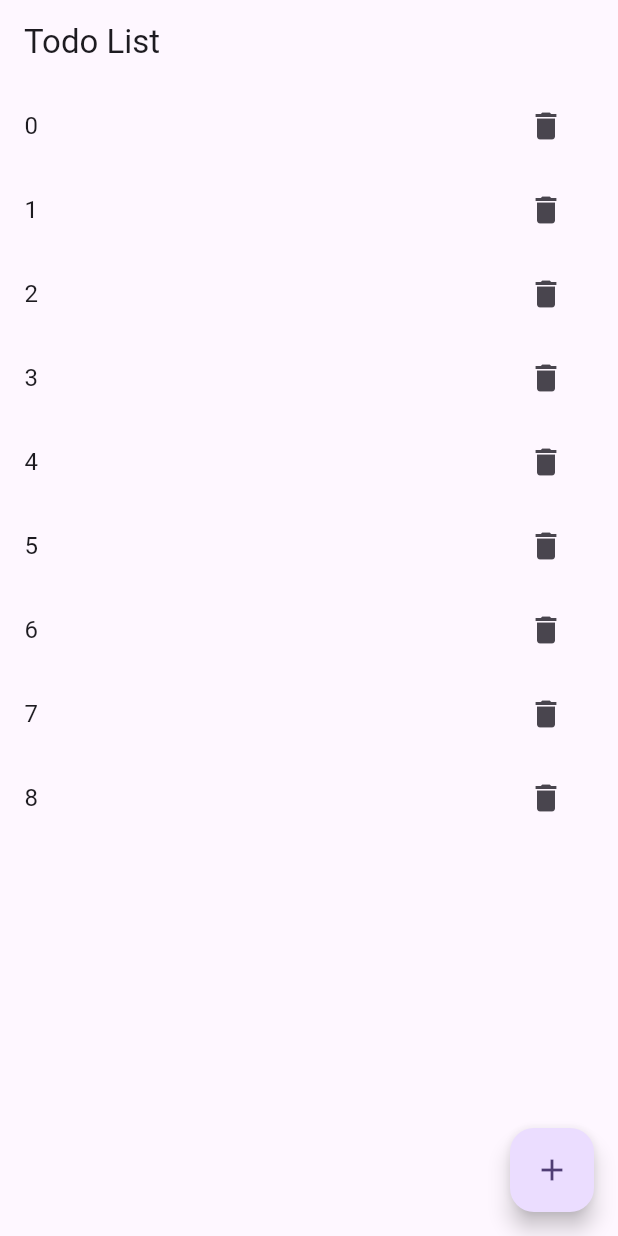
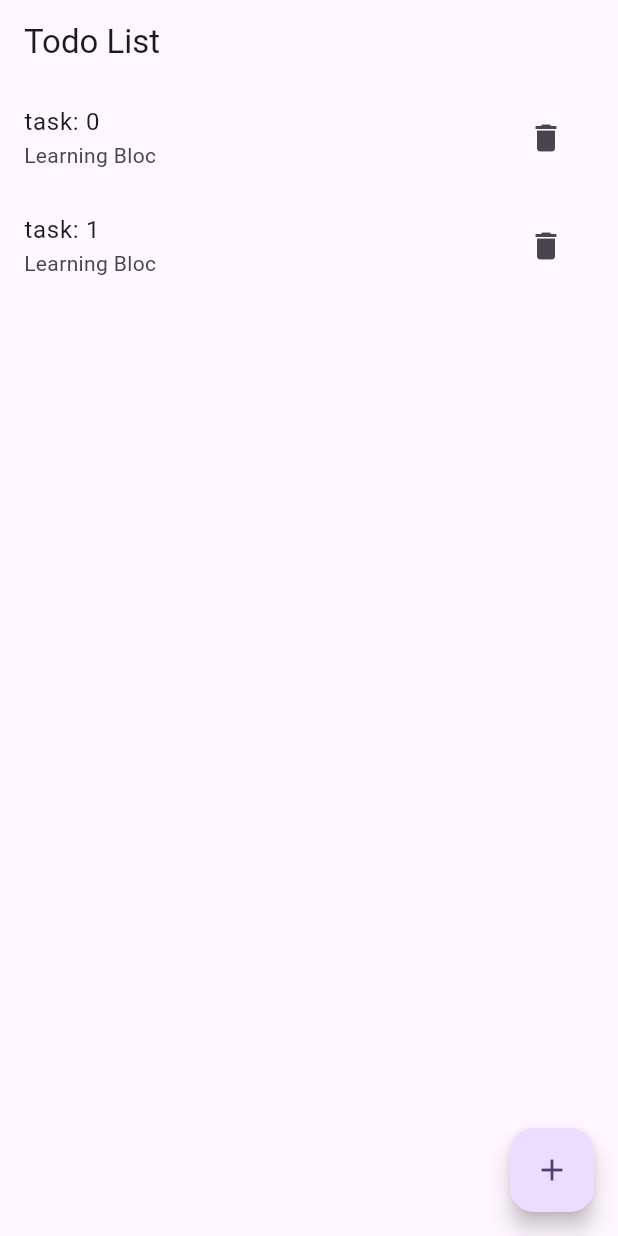
Before and after one commit to devpaurakh/Color-Opacity-Changing-App, a Flutter app: the screen it shows after launch, after a tap on the "add" icon, on a phone screen of 412 x 824 dp. Run offline on Flutter 3.47's test engine with Material 3 defaults, Android fonts, the phone set to English and light mode, and no system bars; our stand-ins replace bloc, equatable, flutter_bloc, image_picker.

Commit message:
add and delete tiles compeleted

```diff
--- a/lib/bloc/todo/todo_bloc.dart
+++ b/lib/bloc/todo/todo_bloc.dart
@@ -0,0 +1,23 @@
+import 'package:coloropacityapp/bloc/todo/todo_event.dart';
+import 'package:coloropacityapp/bloc/todo/todo_state.dart';
+import 'package:flutter_bloc/flutter_bloc.dart';
+
+class TodoBloc extends Bloc<TodoEvent, TodoState> {
+  final List<String> todosList = [];
+
+  TodoBloc() : super(const TodoState()) {
+    on<AddTodoEvents>(_addTodoEvents);
+    on<DeleteTodoEvent>(_deleteTodoEvents);
+  }
+
+  void _addTodoEvents(AddTodoEvents event, Emitter<TodoState> emit) {
+    todosList.add(event.task);
+    emit(state.copyWith(todosList: List.from(todosList)));
+  }
+
+
+  void _deleteTodoEvents(DeleteTodoEvent event, Emitter<TodoState> emit) {
+    todosList.remove(event.task);
+    emit(state.copyWith(todosList: List.from(todosList)));
+  }
+}
--- a/lib/bloc/todo/todo_event.dart
+++ b/lib/bloc/todo/todo_event.dart
@@ -0,0 +1,24 @@
+import 'package:equatable/equatable.dart';
+
+abstract class TodoEvent extends Equatable {
+  const TodoEvent();
+
+
+}
+
+class AddTodoEvents extends TodoEvent {
+  final String task;
+
+  const AddTodoEvents({required this.task});
+  @override
+  List<Object?> get props => [task];
+}
+
+class DeleteTodoEvent extends TodoEvent {
+
+  final String task;
+
+  const DeleteTodoEvent({required this.task});
+  @override
+  List<Object?> get props => [task];
+}
--- a/lib/bloc/todo/todo_state.dart
+++ b/lib/bloc/todo/todo_state.dart
@@ -0,0 +1,14 @@
+import 'package:equatable/equatable.dart';
+
+class TodoState extends Equatable {
+  final List<String> todosList;
+  const TodoState(
+      {this.todosList = const []}); // THis is the constructure of the class
+
+  TodoState copyWith({List<String>? todosList}) {
+    return TodoState(todosList: todosList ?? this.todosList);
+  }
+
+  @override
+  List<Object?> get props => [todosList];
+}
--- a/lib/main.dart
+++ b/lib/main.dart
@@ -1,5 +1,6 @@
 import 'package:coloropacityapp/bloc/imagepicker_bloc/imagepicker_bloc.dart';
 import 'package:coloropacityapp/bloc/switch_bloc/switch_bloc.dart';
+import 'package:coloropacityapp/bloc/todo/todo_bloc.dart';
 import 'package:coloropacityapp/ui/todo/todo.screen.dart';
 import 'package:coloropacityapp/utiles/imagepicker.utils.dart';
 import 'package:flutter/material.dart';
@@ -17,7 +18,12 @@ class MyApp extends StatelessWidget {
     return MultiBlocProvider(
       providers: [
         BlocProvider(create: (_) => SwitchBloc()),
-        BlocProvider(create: (_)=> ImagePickerBloc(MyImagePicker()))
+        BlocProvider(
+          create: (_) => ImagePickerBloc(
+            MyImagePicker(),
+          ),
+        ),
+        BlocProvider(create: (_) => TodoBloc()),
       ],
       child: MaterialApp(
         debugShowCheckedModeBanner: false,
--- a/lib/ui/todo/todo.screen.dart
+++ b/lib/ui/todo/todo.screen.dart
@@ -1,4 +1,8 @@
+import 'package:coloropacityapp/bloc/todo/todo_bloc.dart';
+import 'package:coloropacityapp/bloc/todo/todo_event.dart';
+import 'package:coloropacityapp/bloc/todo/todo_state.dart';
 import 'package:flutter/material.dart';
+import 'package:flutter_bloc/flutter_bloc.dart';
 
 class TodoListScreen extends StatefulWidget {
   const TodoListScreen({super.key});
@@ -14,21 +18,43 @@ class _TodoListScreenState extends State<TodoListScreen> {
       appBar: AppBar(
         title: const Text("Todo List"),
       ),
-      body: ListView.builder(
-          itemCount: 9,
+      body: BlocBuilder<TodoBloc, TodoState>(
+        builder: (context, state) {
+          if (state.todosList.isEmpty) {
+            return const Center(
+              child: Text("No Todos Found"),
+            );
+          } else if (state.todosList.isNotEmpty) {
+            return ListView.builder(
+                itemCount: state.todosList.length,
                 itemBuilder: (context, index) {
                   return ListTile(
                     title: Text(
-                index.toString(),
+                      state.todosList[index]
                     ),
+                    subtitle: const Text("Learning Bloc"),
                     trailing: IconButton(
-                onPressed: () {},
+                      onPressed: () {
+
+                         context.read<TodoBloc>().add(DeleteTodoEvent(task: state.todosList[index] ));
+                      },
                       icon: const Icon(Icons.delete),
                     ),
                   );
-          }),
+                });
+          } else {
+            return const SizedBox();
+          }
+        },
+      ),
       floatingActionButton: FloatingActionButton(
-        onPressed: () {},
+        onPressed: () {
+         for (var i = 0; i < 2; i++) {
+
+           context.read<TodoBloc>().add(AddTodoEvents(task: "task: $i"));
+         }
+
+        },
         child: const Icon(Icons.add),
       ),
     );
```
Lines whose indentation alone changed are shown as unchanged.
